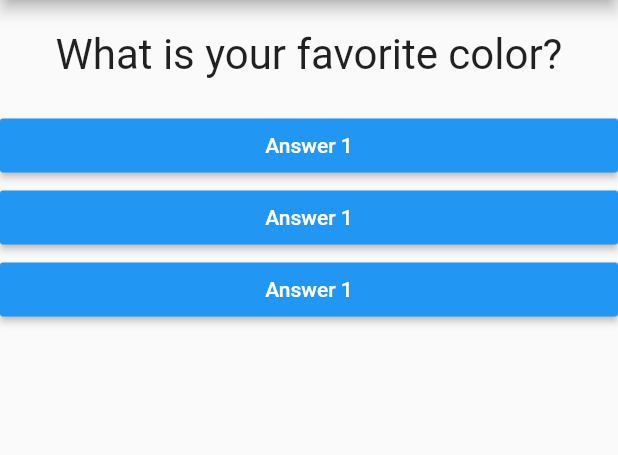
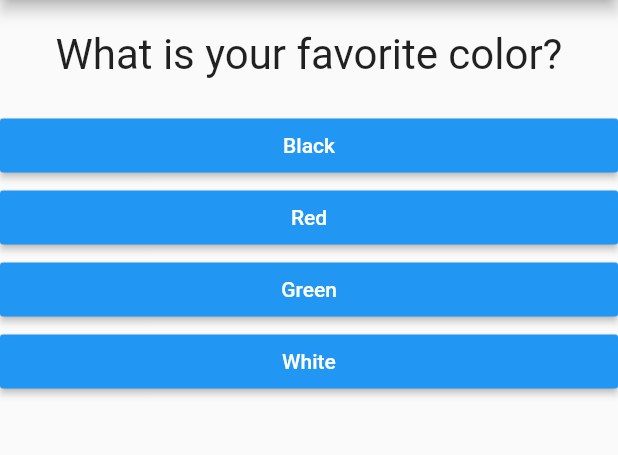
Before and after one commit to dharmykoya/quiz_mobile, a Flutter app: the screen it shows after launch, on a phone screen of 412 x 824 dp, the part 84-539 px from its top. Run offline on Flutter 3.47's test engine with Material 2 defaults, Android fonts, the phone set to English and light mode, and no system bars.

Commit message:
using map to display widgets

```diff
--- a/lib/answer.dart
+++ b/lib/answer.dart
@@ -2,7 +2,9 @@ import 'package:flutter/material.dart';
 
 class Answer extends StatelessWidget {
   final Function selectHandler;
-  Answer(this.selectHandler);
+  final String answerText;
+
+  Answer(this.selectHandler, this.answerText);
 
   @override
   Widget build(BuildContext context) {
@@ -11,7 +13,7 @@ class Answer extends StatelessWidget {
       child: RaisedButton(
         color: Colors.blue,
         textColor: Colors.white,
-        child: Text('Answer 1'),
+        child: Text(answerText),
         onPressed: selectHandler,
       ),
     );
--- a/lib/main.dart
+++ b/lib/main.dart
@@ -30,8 +30,18 @@ class _MyAppState extends State<MyApp> {
   @override
   Widget build(BuildContext context) {
     var questions = [
-      'What is your favorite color?',
-      'What is your favorite   animal?'
+      {
+        'questionText': 'What is your favorite color?',
+        'answers': ['Black', 'Red', 'Green', 'White'],
+      },
+      {
+        'questionText': 'What is your favorite   animal?',
+        'answers': ['Lion', 'Rabbit', 'Tiger', 'Snake', 'Goat'],
+      },
+      {
+        'questionText': 'Who is your favorite   instructor?',
+        'answers': ['Maximillian', 'Brad', 'Wes', 'Bucky']
+      }
     ];
     return MaterialApp(
       home: Scaffold(
@@ -40,10 +50,13 @@ class _MyAppState extends State<MyApp> {
         ),
         body: Column(
           children: <Widget>[
-            Question(questions[_questionIndex]),
-            Answer(_answerQuestion),
-            Answer(_answerQuestion),
-            Answer(_answerQuestion),
+            Question(
+              questions[_questionIndex]['questionText'],
+            ),
+            ...(questions[_questionIndex]['answers'] as List<String>)
+                .map((answer) {
+              return Answer(_answerQuestion, answer);
+            }).toList(),
           ],
         ),
       ),
```
